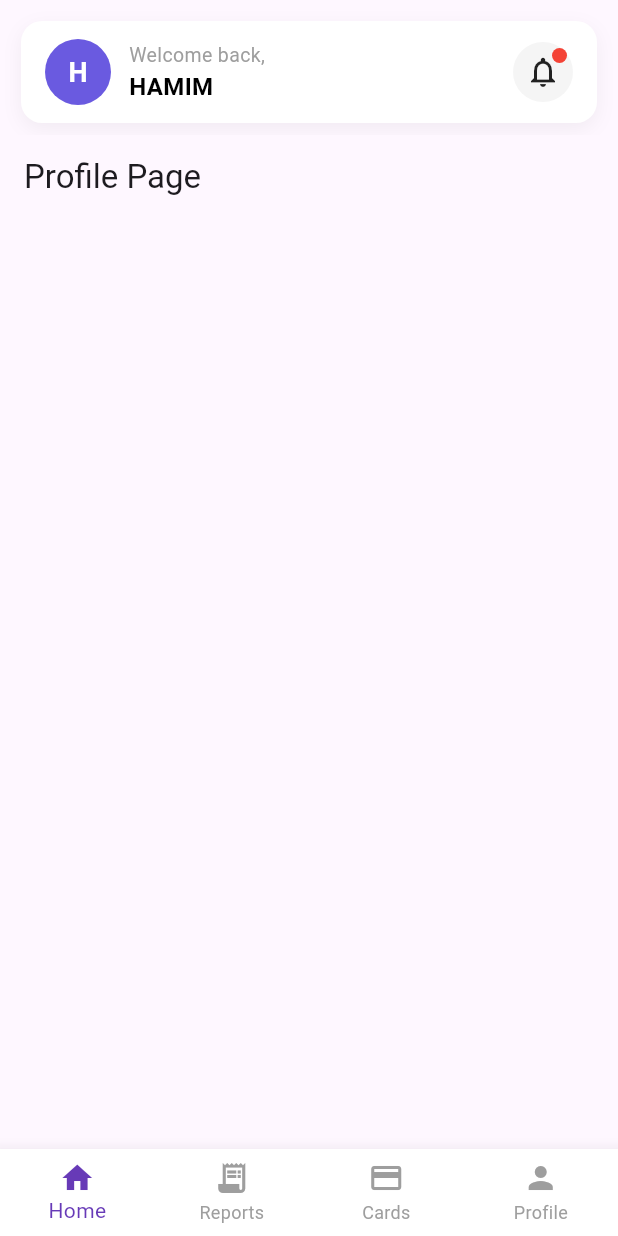
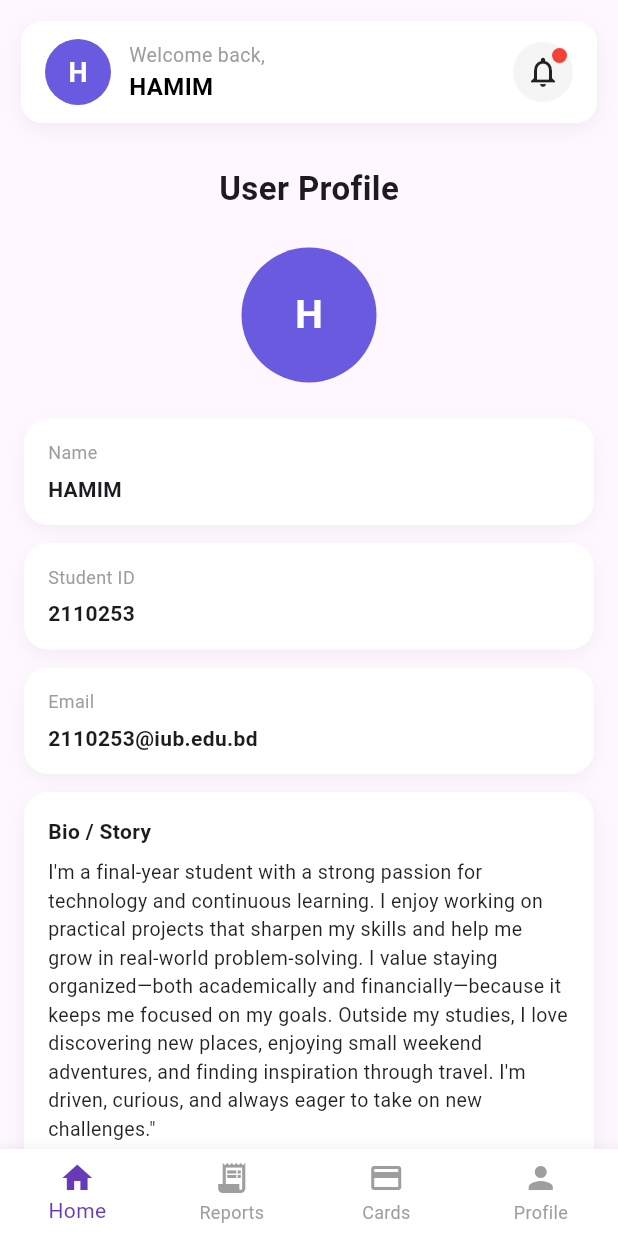
Before and after one commit to Ha-Mim123/assignment-two-flutter-UI-HAMIM-2110253, a Flutter app: the screen it shows after launch, swiped to page 4, on a phone screen of 412 x 824 dp. Run offline on Flutter 3.47's test engine with Material 3 defaults, Android fonts, the phone set to English and light mode, and no system bars.

Commit message:
added profile page

```diff
--- a/lib/screens/profile_page.dart
+++ b/lib/screens/profile_page.dart
@@ -1,19 +1,162 @@
 import 'package:flutter/material.dart';
 
-class ProfilePage extends StatefulWidget {
+class ProfilePage extends StatelessWidget {
   const ProfilePage({super.key});
 
   @override
-  State<ProfilePage> createState() => _ProfilePageState();
-}
+  Widget build(BuildContext context) {
+    return SingleChildScrollView(
+      padding: const EdgeInsets.symmetric(horizontal: 16, vertical: 12),
+      child: Column(
+        crossAxisAlignment: CrossAxisAlignment.center,
+        children: [
+          const SizedBox(height: 8),
 
-class _ProfilePageState extends State<ProfilePage> {
-  @override
-  Widget build(BuildContext context) {
-    return Scaffold(
-      appBar: AppBar(
-        title: const Text('Profile Page'),
+          // ---------- Title ----------
+          const Text(
+            "User Profile",
+            style: TextStyle(
+              fontSize: 22,
+              fontWeight: FontWeight.bold,
+            ),
+          ),
+
+          const SizedBox(height: 24),
+
+          // ---------- Big Avatar ----------
+          Container(
+            height: 90,
+            width: 90,
+            decoration: const BoxDecoration(
+              shape: BoxShape.circle,
+              color: Color(0xFF6A5AE0),
+            ),
+            child: const Center(
+              child: Text(
+                "H",
+                style: TextStyle(
+                  color: Colors.white,
+                  fontSize: 26,
+                  fontWeight: FontWeight.bold,
+                ),
+              ),
+            ),
+          ),
+
+          const SizedBox(height: 24),
+
+          // ---------- Name Card ----------
+          const _InfoCard(
+            title: "Name",
+            value: "HAMIM",
+          ),
+          const SizedBox(height: 12),
+
+          // ---------- ID Card ----------
+          const _InfoCard(
+            title: "Student ID",
+            value: "2110253",
+          ),
+          const SizedBox(height: 12),
+
+          // ---------- Email Card ----------
+          const _InfoCard(
+            title: "Email",
+            value: "2110253@iub.edu.bd",
+          ),
+          const SizedBox(height: 12),
+
+          // ---------- Bio / Story Card ----------
+          Container(
+            width: double.infinity,
+            padding: const EdgeInsets.all(16),
+            decoration: BoxDecoration(
+              color: Colors.white,
+              borderRadius: BorderRadius.circular(16),
+              boxShadow: [
+                BoxShadow(
+                  color: Colors.black.withOpacity(0.05),
+                  blurRadius: 10,
+                  offset: const Offset(0, 5),
+                ),
+              ],
+            ),
+            child: Column(
+              crossAxisAlignment: CrossAxisAlignment.start,
+              children: const [
+                Text(
+                  "Bio / Story",
+                  style: TextStyle(
+                    fontSize: 14,
+                    fontWeight: FontWeight.w700,
+                  ),
+                ),
+                SizedBox(height: 8),
+                Text("I'm a final-year student with a strong passion for technology and continuous learning. I enjoy working on practical projects that sharpen my skills and help me grow in real-world problem-solving. I value staying organized—both academically and financially—because it keeps me focused on my goals. Outside my studies, I love discovering new places, enjoying small weekend adventures, and finding inspiration through travel. I'm driven, curious, and always eager to take on new challenges.\"",
+                  style: TextStyle(
+                    fontSize: 13,
+                    color: Colors.black87,
+                  ),
+                ),
+                SizedBox(height: 10),
+              ],
+            ),
+          ),
+
+          const SizedBox(height: 24),
+        ],
       ),
     );
   }
 }
+
+// ============== REUSABLE INFO CARD ==============
+
+class _InfoCard extends StatelessWidget {
+  final String title;
+  final String value;
+
+  const _InfoCard({
+    required this.title,
+    required this.value,
+  });
+
+  @override
+  Widget build(BuildContext context) {
+    return Container(
+      width: double.infinity,
+      padding: const EdgeInsets.symmetric(horizontal: 16, vertical: 14),
+      decoration: BoxDecoration(
+        color: Colors.white,
+        borderRadius: BorderRadius.circular(16),
+        boxShadow: [
+          BoxShadow(
+            color: Colors.black.withOpacity(0.04),
+            blurRadius: 8,
+            offset: const Offset(0, 4),
+          ),
+        ],
+      ),
+      child: Column(
+        crossAxisAlignment: CrossAxisAlignment.start,
+        children: [
+          Text(
+            title,
+            style: const TextStyle(
+              fontSize: 12,
+              color: Colors.grey,
+            ),
+          ),
+          const SizedBox(height: 6),
+          Text(
+            value,
+            style: const TextStyle(
+              fontSize: 14,
+              fontWeight: FontWeight.w700,
+            ),
+          ),
+        ],
+      ),
+    );
+  }
+}
```
